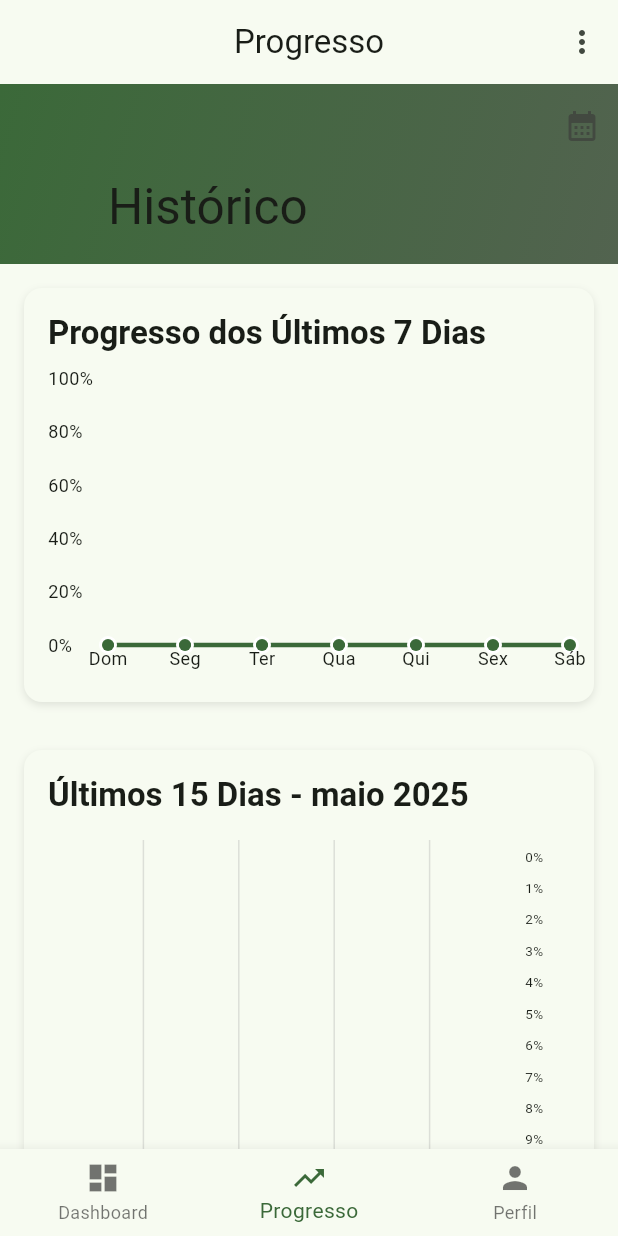
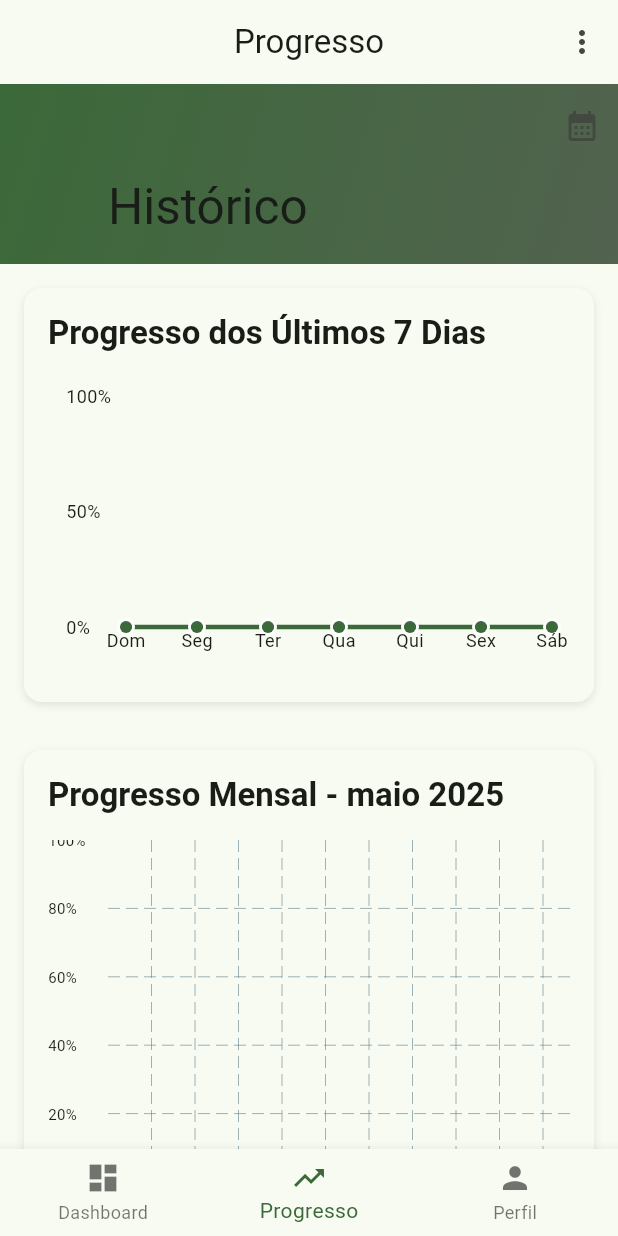
Before and after one commit to GabrielUzeda/VidaPlus, a Flutter app: the screen it shows once a user with an empty profile is signed in, item 2 of the bottom bar chosen, on a phone screen of 412 x 824 dp. Run offline on Flutter 3.47's test engine with Material 3 defaults, Android fonts, the light colour scheme and no system bars; drawn by our look-alikes of fl_chart; our stand-ins replace cloud_firestore, firebase_auth, firebase_core, firebase_storage, flutter_local_notifications, image_picker and 2 more; accounts and stored records are empty.

Commit message:
Revert monthly chart to vertical bars with horizontal scroll and fix weekly chart padding

```diff
--- a/lib/presentation/pages/home/history_page.dart
+++ b/lib/presentation/pages/home/history_page.dart
@@ -80,7 +80,10 @@ class _HistoryPageState extends State<HistoryPage> {
                       const SizedBox(height: 16),
                       SizedBox(
                         height: 200,
+                        child: Padding(
+                          padding: const EdgeInsets.all(12.0),
                           child: _buildWeeklyChart(controller),
+                        ),
                       ),
                     ],
                   ),
@@ -107,14 +110,14 @@ class _HistoryPageState extends State<HistoryPage> {
                     crossAxisAlignment: CrossAxisAlignment.start,
                     children: [
                       Text(
-                        'Últimos 15 Dias - ${DateFormat('MMMM yyyy', 'pt_BR').format(_selectedMonth)}',
+                        'Progresso Mensal - ${DateFormat('MMMM yyyy', 'pt_BR').format(_selectedMonth)}',
                         style: Theme.of(context).textTheme.titleLarge?.copyWith(
                           fontWeight: FontWeight.bold,
                         ),
                       ),
                       const SizedBox(height: 16),
                       SizedBox(
-                        height: 350,
+                        height: 250,
                         child: _buildMonthlyChart(controller),
                       ),
                     ],
@@ -262,40 +265,33 @@ class _HistoryPageState extends State<HistoryPage> {
             }
 
             final monthData = snapshot.data ?? [];
-
-            // Limita a 15 dias mais recentes para melhor visualização
-            final recentData = monthData.length > 15
-                ? monthData.sublist(monthData.length - 15)
-                : monthData;
-
-            final barGroups = recentData.asMap().entries.map((entry) {
-              final index = entry.key;
-              final data = entry.value;
-
+            final barGroups = monthData.map((data) {
               return BarChartGroupData(
-                x: index,
+                x: data['day'],
                 barRods: [
                   BarChartRodData(
                     toY: data['progress'].toDouble(),
                     color: _getBarColor(data['progress'].toDouble()),
-                    width: 20, // Largura maior para melhor visibilidade
-                    borderRadius: const BorderRadius.horizontal(right: Radius.circular(4)),
+                    width: 12, // Largura menor para caber mais barras
+                    borderRadius: const BorderRadius.vertical(top: Radius.circular(4)),
                   ),
                 ],
               );
             }).toList();
 
-            return RotatedBox(
-              quarterTurns: 1, // Rotaciona 90 graus para barras horizontais
+            return SingleChildScrollView(
+              scrollDirection: Axis.horizontal,
+              child: Container(
+                width: monthData.length * 20.0, // Largura baseada no número de dias
                 child: BarChart(
                   BarChartData(
-                  alignment: BarChartAlignment.spaceEvenly,
+                    alignment: BarChartAlignment.spaceAround,
                     maxY: 100,
                     barTouchData: BarTouchData(
                       enabled: true,
                       touchTooltipData: BarTouchTooltipData(
                         getTooltipItem: (group, groupIndex, rod, rodIndex) {
-                        final data = recentData[group.x];
+                          final data = monthData[group.x - 1]; // Ajuste do índice
                           final day = data['day'];
                           final progress = data['progress'].toInt();
                           return BarTooltipItem(
@@ -307,62 +303,34 @@ class _HistoryPageState extends State<HistoryPage> {
                     ),
                     titlesData: FlTitlesData(
                       show: true,
-                    rightTitles: AxisTitles(
+                      bottomTitles: AxisTitles(
                         sideTitles: SideTitles(
                           showTitles: true,
-                        reservedSize: 35,
                           getTitlesWidget: (value, meta) {
-                          if (value.toInt() < recentData.length) {
-                            final day = recentData[value.toInt()]['day'];
-                            return RotatedBox(
-                              quarterTurns: -1, // Desfaz a rotação do texto
-                              child: Text(
-                                '$day',
+                            return Text(
+                              '${value.toInt()}',
                               style: const TextStyle(fontSize: 10),
-                              ),
-                            );
-                          }
-                          return const SizedBox.shrink();
-                        },
-                      ),
-                    ),
-                    topTitles: AxisTitles(
-                      sideTitles: SideTitles(
-                        showTitles: true,
-                        reservedSize: 30,
-                        getTitlesWidget: (value, meta) {
-                          return RotatedBox(
-                            quarterTurns: -1,
-                            child: Text(
-                              '${value.toInt()}%',
-                              style: const TextStyle(fontSize: 9),
-                            ),
                             );
                           },
                         ),
                       ),
-                    bottomTitles: const AxisTitles(sideTitles: SideTitles(showTitles: false)),
-                    leftTitles: const AxisTitles(sideTitles: SideTitles(showTitles: false)),
+                      leftTitles: AxisTitles(
+                        sideTitles: SideTitles(
+                          showTitles: true,
+                          reservedSize: 40,
+                          getTitlesWidget: (value, meta) {
+                            return Text(
+                              '${value.toInt()}%',
+                              style: const TextStyle(fontSize: 10),
+                            );
+                          },
+                        ),
+                      ),
+                      topTitles: const AxisTitles(sideTitles: SideTitles(showTitles: false)),
+                      rightTitles: const AxisTitles(sideTitles: SideTitles(showTitles: false)),
                     ),
                     borderData: FlBorderData(show: false),
                     barGroups: barGroups,
-                  gridData: FlGridData(
-                    show: true,
-                    drawVerticalLine: true,
-                    horizontalInterval: 20,
-                    verticalInterval: 1,
-                    getDrawingHorizontalLine: (value) {
-                      return FlLine(
-                        color: Colors.grey.withOpacity(0.3),
-                        strokeWidth: 1,
-                      );
-                    },
-                    getDrawingVerticalLine: (value) {
-                      return const FlLine(
-                        color: Colors.transparent,
-                        strokeWidth: 0,
-                      );
-                    },
                   ),
                 ),
               ),
```
Lines whose indentation alone changed are shown as unchanged.
